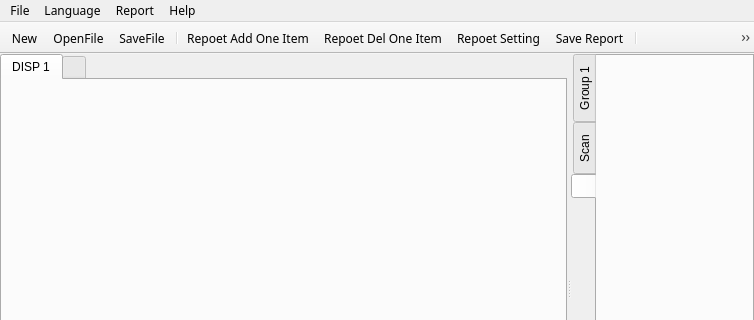
Old version of the form phascan_view/ui/mainwindow.ui in the repository qinxingying/hello-word; both pictures show x 0 to 754 and y 0 to 320 of the 754 by 543 pixel window.
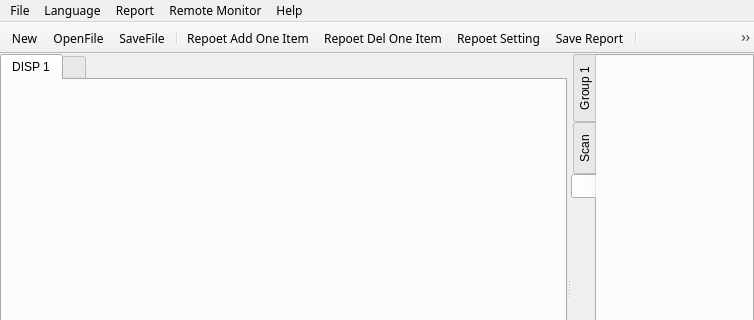
New version of the form. Icons and pictures are not drawn. Custom widgets are drawn as their Qt base class.

The edit to the form file:
```diff
--- a/phascan_view/ui/mainwindow.ui
+++ b/phascan_view/ui/mainwindow.ui
@@ -187,7 +187,7 @@
      <x>0</x>
      <y>0</y>
      <width>754</width>
-     <height>23</height>
+     <height>22</height>
     </rect>
    </property>
    <property name="autoFillBackground">
@@ -225,9 +225,17 @@
     <addaction name="actionReport_PreView"/>
     <addaction name="actionSaveReport"/>
    </widget>
+   <widget class="QMenu" name="menuConnect">
+    <property name="title">
+     <string>Remote Monitor</string>
+    </property>
+    <addaction name="actionConnect"/>
+    <addaction name="actionDisconnect"/>
+   </widget>
    <addaction name="menuFile"/>
    <addaction name="menuLanguage"/>
    <addaction name="menuReport"/>
+   <addaction name="menuConnect"/>
    <addaction name="menuAbout"/>
   </widget>
   <widget class="QStatusBar" name="statusbar">
```
Left out of the diff: 10 changed lines with no effect on the pictures.
